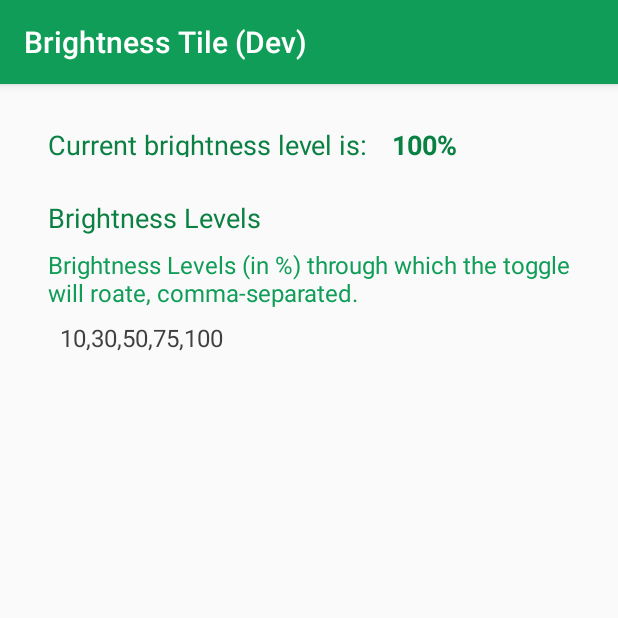
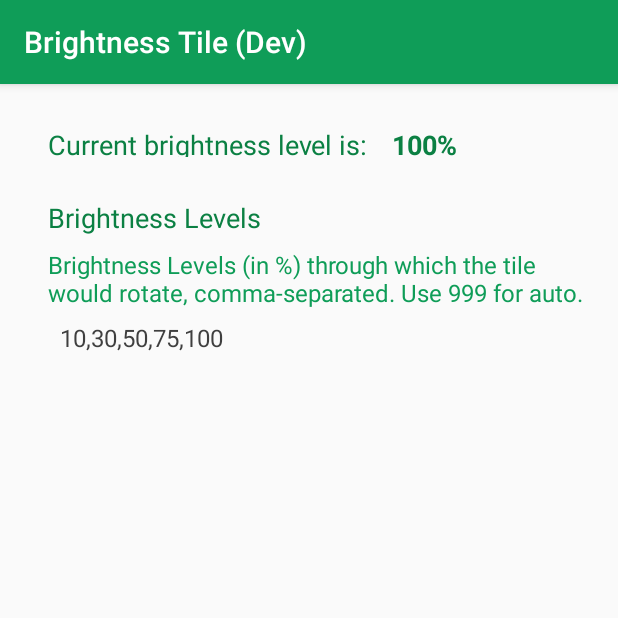
Before and after one commit to orionlee/aBrightnessQS, an Android app: the screen it shows after launch (MainActivity), on a phone screen of 412 x 824 dp, the top half of it. Run offline under Robolectric (Android 15) with nearby library versions, the phone set to English and light mode, and no system bars.

Commit message:
Tidy up MainActivity's text

```diff
--- a/app/src/main/res/layout/activity_main.xml
+++ b/app/src/main/res/layout/activity_main.xml
@@ -50,15 +50,14 @@
             android:layout_below="@id/brightnessPctsLabel"
             android:layout_width="wrap_content"
             android:layout_height="wrap_content"
-            android:text="Brightness Levels (in %) through which the toggle will roate, comma-separated. " />
+            android:text="Brightness Levels (in %) through which the tile would rotate, comma-separated. Use 999 for auto." />
 
         <TextView
             android:id="@+id/brightnessPctsOutput"
             style="@style/ValueFont"
             android:layout_below="@id/brightnessPctsLabelDesc"
             android:layout_width="wrap_content"
-            android:layout_height="wrap_content"
-            android:text="1,5,10,40,100 TODO" />
+            android:layout_height="wrap_content" />
     </RelativeLayout>
 
 </LinearLayout>
```
